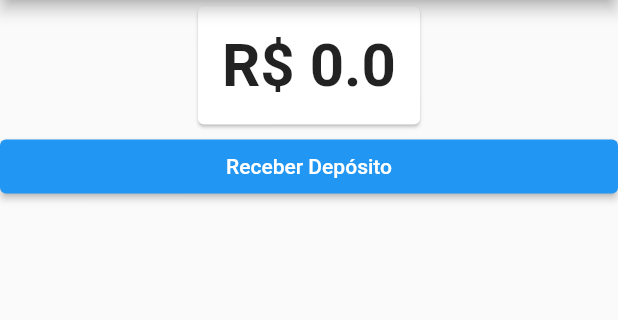
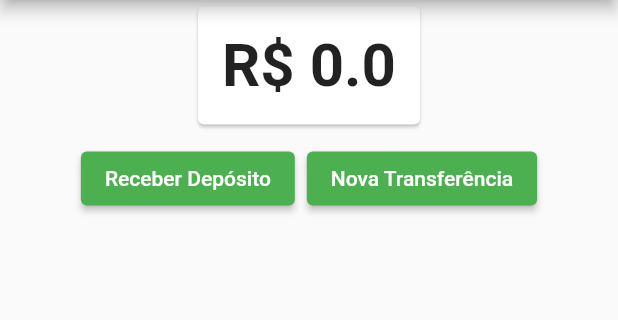
Before and after one commit to almirmv/alura-cursos-flutter, a Flutter app: the screen it shows after launch, on a phone screen of 412 x 824 dp, the part 84-404 px from its top. Run offline on Flutter 3.47's test engine with Material 2 defaults, Android fonts, the phone set to English and light mode, and no system bars; missing offline and left inert: dart:ffi.

Commit message:
commit Aula 9 - MultiProvider
commit Aula 9 - MultiProvider

```diff
--- a/flutter_gerencia_estado_provider/bytebank/lib/screens/dashboard/dashboard.dart
+++ b/flutter_gerencia_estado_provider/bytebank/lib/screens/dashboard/dashboard.dart
@@ -1,6 +1,7 @@
 import 'package:bytebank/models/saldo.dart';
 import 'package:bytebank/screens/dashboard/saldoCard.dart';
 import 'package:bytebank/screens/deposito/formulario.dart';
+import 'package:bytebank/screens/transferencia/formulario.dart';
 import 'package:flutter/material.dart';
 import 'package:provider/provider.dart';
 
@@ -16,14 +17,29 @@ class Dashboard extends StatelessWidget {
       body: ListView(
         children: [
           Align(alignment: Alignment.topCenter, child: SaldoCard()),
+          ButtonBar(
+            alignment: MainAxisAlignment.center,
+            children: [
               ElevatedButton(
-            child: const Text('Receber Depósito'),
+                style: ElevatedButton.styleFrom(primary: Colors.green),
                 onPressed: () {
                   Navigator.push(context, MaterialPageRoute(builder: (context) {
                     return FormularioDeposito();
                   }));
                 },
+                child: const Text('Receber Depósito'),
               ),
+              ElevatedButton(
+                style: ElevatedButton.styleFrom(primary: Colors.green),
+                onPressed: () {
+                  Navigator.push(context, MaterialPageRoute(builder: (context) {
+                    return FormularioTransferencia();
+                  }));
+                },
+                child: const Text('Nova Transferência'),
+              ),
+            ],
+          )
         ],
       ),
     );
```
Also changed, not shown: flutter_gerencia_estado_provider/bytebank/lib/main.dart (+6 -2 lines). Lines whose indentation alone changed are shown as unchanged.
